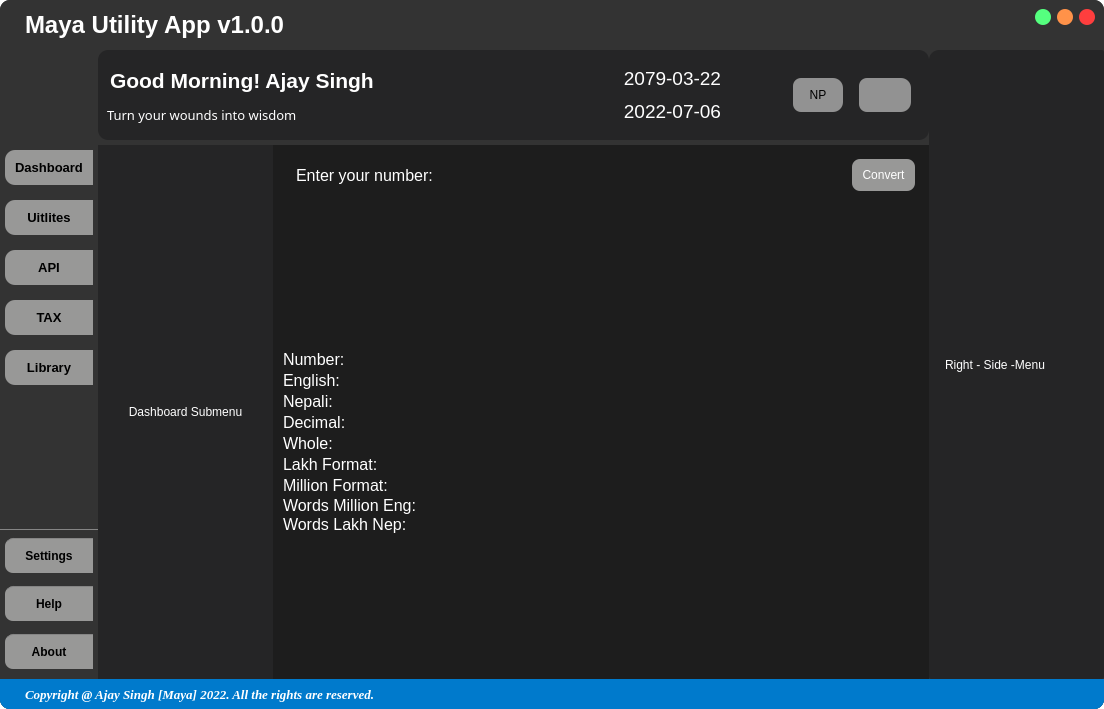
Before: the Qt Designer form assets/UI/Interface.ui in mentormaya/Maya-Utility-App, drawn with Qt 5.
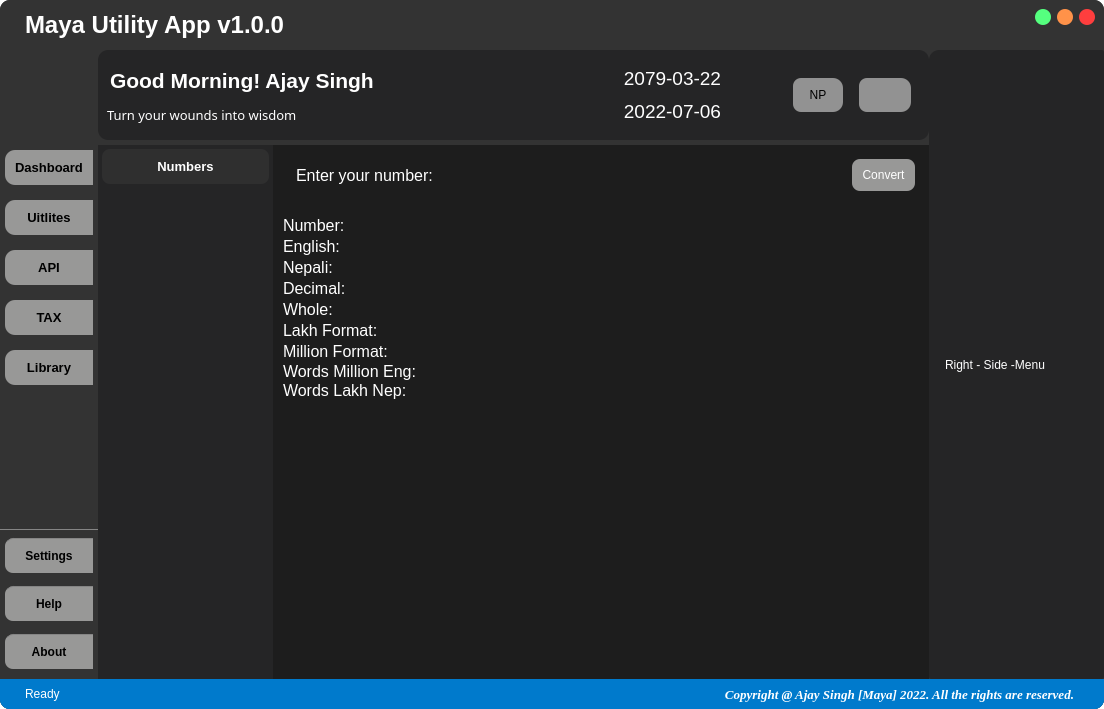
After: the same form once the commit is applied. The open tabs and pages were chosen to show the change. Icons and pictures are not drawn.

Commit message: submenu and number utility finalized

What changed in the file:
```diff
--- a/assets/UI/Interface.ui
+++ b/assets/UI/Interface.ui
@@ -690,7 +690,7 @@
                    </layout>
                   </widget>
                  </item>
-                 <item>
+                 <item alignment="Qt::AlignTop">
                   <widget class="QFrame" name="output_number">
                    <property name="frameShape">
                     <enum>QFrame::StyledPanel</enum>
@@ -1823,6 +1823,20 @@
              </property>
              <item>
               <widget class="QStackedWidget" name="submenu_pages">
+               <property name="styleSheet">
+                <string notr="true">QPushButton{
+	background-color: rgba(50, 50, 50, 200);
+	padding: 10px;
+	border-radius: 8px;
+	font-size: 10pt;
+	font-weight: bold;
+}
+
+QPushButton:hover{
+	background-color: rgb(29, 29, 29);
+	border-radius: 4px;
+}</string>
+               </property>
                <property name="currentIndex">
                 <number>0</number>
                </property>
@@ -1844,15 +1858,99 @@
                   <number>0</number>
                  </property>
                  <item>
-                  <widget class="QLabel" name="label">
+                  <widget class="QPushButton" name="home_page">
+                   <property name="font">
+                    <font>
+                     <pointsize>10</pointsize>
+                     <weight>75</weight>
+                     <bold>true</bold>
+                    </font>
+                   </property>
+                   <property name="cursor">
+                    <cursorShape>PointingHandCursor</cursorShape>
+                   </property>
                    <property name="text">
-                    <string>Dashboard Submenu</string>
+                    <string>Home</string>
                    </property>
-                   <property name="alignment">
-                    <set>Qt::AlignCenter</set>
+                  </widget>
+                 </item>
+                 <item>
+                  <spacer name="verticalSpacer">
+                   <property name="orientation">
+                    <enum>Qt::Vertical</enum>
                    </property>
+                   <property name="sizeHint" stdset="0">
+                    <size>
+                     <width>20</width>
+                     <height>40</height>
+                    </size>
+                   </property>
+                  </spacer>
+                 </item>
+                </layout>
+               </widget>
+               <widget class="QWidget" name="utilites_menus">
+                <layout class="QVBoxLayout" name="verticalLayout_13">
+                 <property name="spacing">
+                  <number>5</number>
+                 </property>
+                 <property name="leftMargin">
+                  <number>0</number>
+                 </property>
+                 <property name="topMargin">
+                  <number>0</number>
+                 </property>
+                 <property name="rightMargin">
+                  <number>0</number>
+                 </property>
+                 <property name="bottomMargin">
+                  <number>0</number>
+                 </property>
+                 <item>
+                  <widget class="QPushButton" name="numbers_page">
+                   <property name="font">
+                    <font>
+                     <pointsize>10</pointsize>
+                     <weight>75</weight>
+                     <italic>false</italic>
+                     <bold>true</bold>
+                     <kerning>true</kerning>
+                    </font>
+                   </property>
+                   <property name="cursor">
+                    <cursorShape>PointingHandCursor</cursorShape>
+                   </property>
+                   <property name="styleSheet">
+                    <string notr="true"/>
+                   </property>
+                   <property name="text">
+                    <string>Numbers</string>
+                   </property>
+                   <property name="icon">
+                    <iconset resource="../assets.qrc">
+                     <normaloff>:/icons/icons/dollar-sign.svg</normaloff>:/icons/icons/dollar-sign.svg</iconset>
+                   </property>
+                   <property name="iconSize">
+                    <size>
+                     <width>16</width>
+                     <height>16</height>
+                    </size>
+                   </property>
                   </widget>
                  </item>
+                 <item>
+                  <spacer name="verticalSpacer_2">
+                   <property name="orientation">
+                    <enum>Qt::Vertical</enum>
+                   </property>
+                   <property name="sizeHint" stdset="0">
+                    <size>
+                     <width>20</width>
+                     <height>40</height>
+                    </size>
+                   </property>
+                  </spacer>
+                 </item>
                 </layout>
                </widget>
                <widget class="QWidget" name="utilites_menu"/>
@@ -1967,8 +2065,27 @@
              <property name="bottomMargin">
               <number>0</number>
              </property>
+             <item>
+              <widget class="QLabel" name="status_label">
+               <property name="text">
+                <string>Ready</string>
+               </property>
+              </widget>
+             </item>
              <item>
               <widget class="QLabel" name="credit_label">
+               <property name="minimumSize">
+                <size>
+                 <width>510</width>
+                 <height>0</height>
+                </size>
+               </property>
+               <property name="maximumSize">
+                <size>
+                 <width>510</width>
+                 <height>16777215</height>
+                </size>
+               </property>
                <property name="font">
                 <font>
                  <family>Times New Roman</family>
@@ -1984,6 +2101,9 @@
                <property name="text">
                 <string>Copyright @ Ajay Singh [Maya] 2022. All the rights are reserved.</string>
                </property>
+               <property name="alignment">
+                <set>Qt::AlignRight|Qt::AlignTrailing|Qt::AlignVCenter</set>
+               </property>
               </widget>
              </item>
             </layout>
```
Left out of the diff: 190 changed lines with no effect on the pictures. The commit also changes 3 other files.
